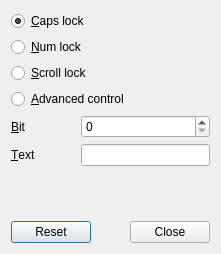
First picture: the form in plugin-kbindicator/lxqtkbindicatorconfiguration.ui, repository lxqt/lxqt-panel, before the edit.
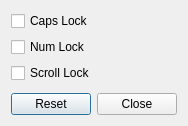
Second picture: the form after the edit.

What changed in the file:
```diff
--- a/plugin-kbindicator/lxqtkbindicatorconfiguration.ui
+++ b/plugin-kbindicator/lxqtkbindicatorconfiguration.ui
@@ -6,8 +6,8 @@
    <rect>
     <x>0</x>
     <y>0</y>
-    <width>221</width>
-    <height>254</height>
+    <width>178</width>
+    <height>126</height>
    </rect>
   </property>
   <property name="windowTitle">
@@ -15,81 +15,26 @@
   </property>
   <layout class="QVBoxLayout" name="verticalLayout_2">
    <item>
-    <widget class="QRadioButton" name="capsLockRB">
+    <widget class="QCheckBox" name="capsLockCB">
      <property name="text">
-      <string>&amp;Caps lock</string>
+      <string>Caps Lock</string>
      </property>
-     <property name="checked">
-      <bool>true</bool>
-     </property>
     </widget>
    </item>
    <item>
-    <widget class="QRadioButton" name="numLockRB">
+    <widget class="QCheckBox" name="numLockCB">
      <property name="text">
-      <string>&amp;Num lock</string>
+      <string>Num Lock</string>
      </property>
     </widget>
    </item>
    <item>
-    <widget class="QRadioButton" name="scrollLockRB">
+    <widget class="QCheckBox" name="scrollLockCB">
      <property name="text">
-      <string>&amp;Scroll lock</string>
+      <string>Scroll Lock</string>
      </property>
     </widget>
    </item>
-   <item>
-    <widget class="QRadioButton" name="advancedRB">
-     <property name="text">
-      <string>&amp;Advanced control</string>
-     </property>
-    </widget>
-   </item>
-   <item>
-    <widget class="QWidget" name="advancedW" native="true">
-     <layout class="QGridLayout" name="gridLayout" columnstretch="1,2">
-      <property name="margin">
-       <number>0</number>
-      </property>
-      <item row="0" column="0">
-       <widget class="QLabel" name="bitL">
-        <property name="text">
-         <string>&amp;Bit</string>
-        </property>
-        <property name="buddy">
-         <cstring>bitSB</cstring>
-        </property>
-       </widget>
-      </item>
-      <item row="0" column="1">
-       <widget class="QSpinBox" name="bitSB">
-        <property name="prefix">
-         <string/>
-        </property>
-        <property name="minimum">
-         <number>0</number>
-        </property>
-        <property name="maximum">
-         <number>31</number>
-        </property>
-       </widget>
-      </item>
-      <item row="1" column="0">
-       <widget class="QLabel" name="textL">
-        <property name="text">
-         <string>&amp;Text</string>
-        </property>
-        <property name="buddy">
-         <cstring>textLE</cstring>
-        </property>
-       </widget>
-      </item>
-      <item row="1" column="1">
-       <widget class="QLineEdit" name="textLE"/>
-      </item>
-     </layout>
-    </widget>
-   </item>
    <item>
     <spacer name="verticalSpacer">
      <property name="orientation">
@@ -97,7 +42,7 @@
      </property>
      <property name="sizeHint" stdset="0">
       <size>
-       <width>20</width>
+       <width>1</width>
        <height>1</height>
       </size>
      </property>
```
Left out of the diff: 16 changed lines with no effect on the pictures.
